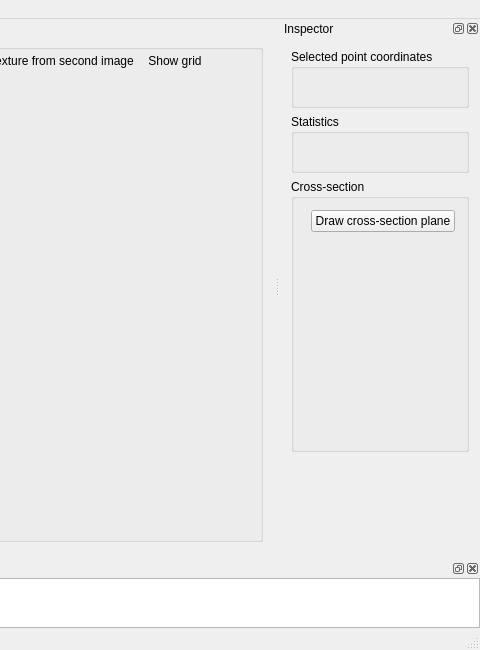
zlogic/cybervision, file cybervision/cybervision-app/UI/mainwindow.ui: the form before one commit; both pictures show x 720 to 1200 and y 0 to 650 of the 1200 by 650 pixel window.
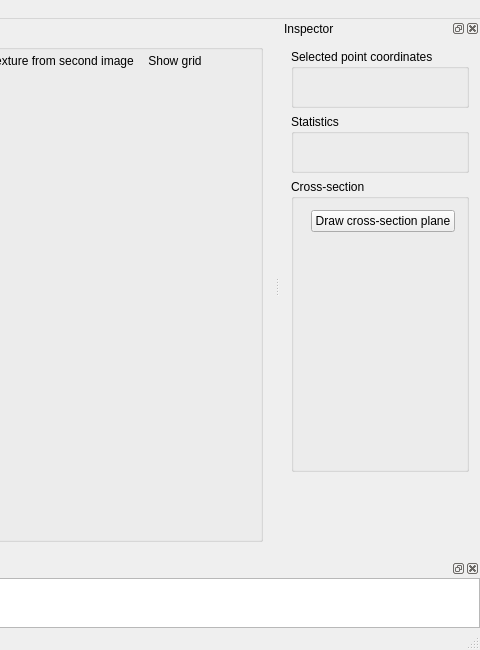
The form after the commit. Icons and pictures are not drawn. Custom widgets are drawn as their Qt base class.

Commit message: - Added computation of cross-section height parameters (GOST 2789-73)

Patch:
```diff
--- a/cybervision/cybervision-app/UI/mainwindow.ui
+++ b/cybervision/cybervision-app/UI/mainwindow.ui
@@ -478,7 +478,7 @@
    <property name="minimumSize">
     <size>
      <width>200</width>
-     <height>412</height>
+     <height>431</height>
     </size>
    </property>
    <property name="features">
@@ -556,6 +556,13 @@
           </property>
          </widget>
         </item>
+            <item row="2" column="1">
+             <widget class="QLabel" name="crosssectionLabel">
+              <property name="text">
+               <string/>
+              </property>
+             </widget>
+            </item>
        </layout>
       </widget>
      </item>
@@ -566,8 +573,8 @@
        </property>
        <property name="sizeHint" stdset="0">
         <size>
-         <width>20</width>
-         <height>40</height>
+             <width>0</width>
+             <height>0</height>
         </size>
        </property>
       </spacer>
```
Lines whose indentation alone changed are shown as unchanged. The commit also changes 6 other files.
